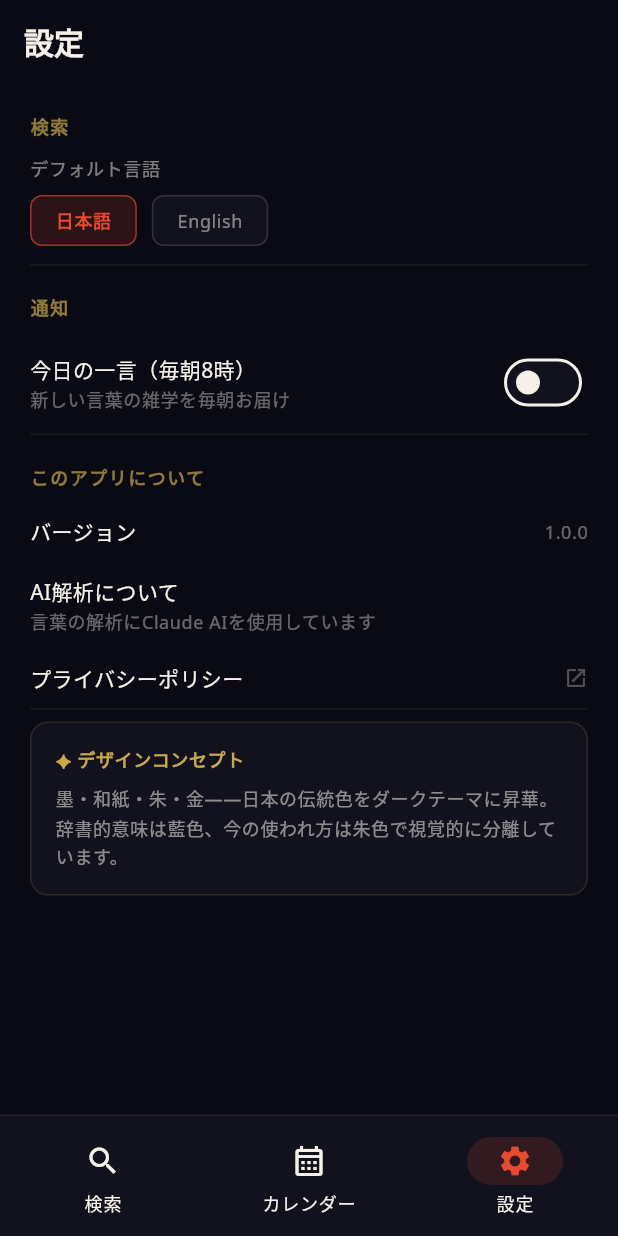
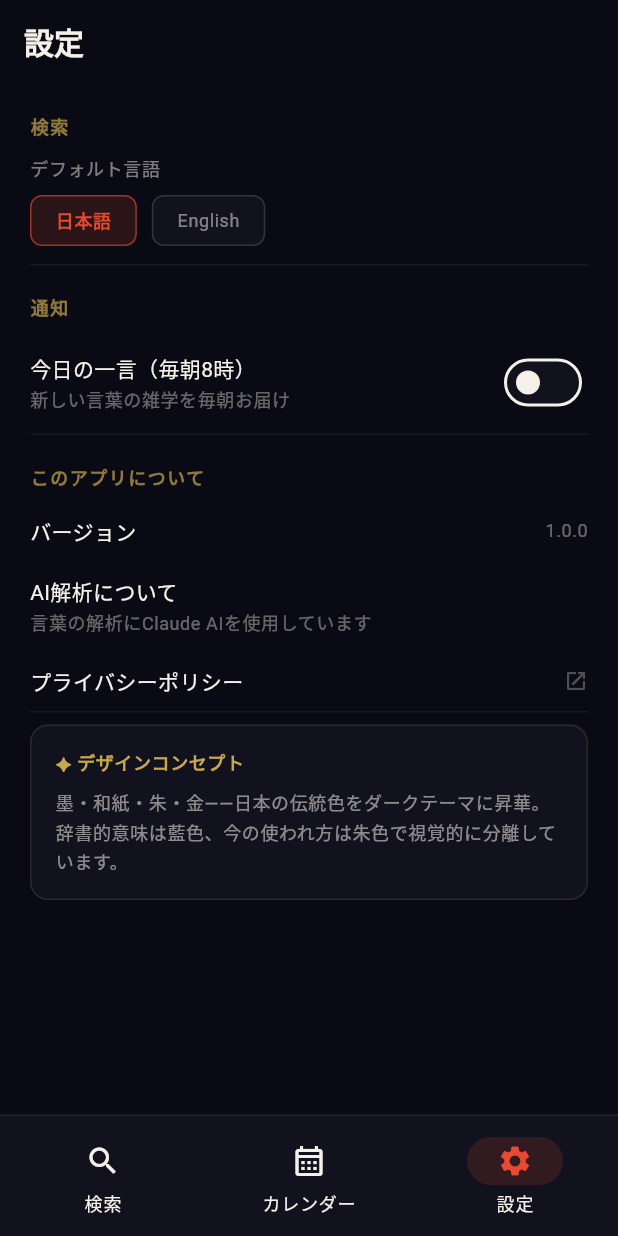
Before and after one commit to hajimaku/ima_no_jisho, a Flutter app: the screen it shows after launch, item 3 of the bottom bar chosen, on a phone screen of 412 x 824 dp. Run offline on Flutter 3.47's test engine with Material 3 defaults, Android fonts, the phone set to English and light mode, and no system bars; our stand-ins replace flutter_riverpod, go_router, shared_preferences; network calls fail; Roboto replaces fonts that are missing (Noto Sans JP, Noto Serif JP).

Commit message:
fix: Japanese font rendering with HTML renderer and Noto fonts

```diff
--- a/lib/app/theme.dart
+++ b/lib/app/theme.dart
@@ -1,5 +1,4 @@
 import 'package:flutter/material.dart';
-import 'package:google_fonts/google_fonts.dart';
 
 class AppColors {
   static const Color background = Color(0xFF0A0A14); // 墨
@@ -14,6 +13,9 @@ class AppColors {
 }
 
 class AppTheme {
+  static const String _serif = 'Noto Serif JP';
+  static const String _sans  = 'Noto Sans JP';
+
   static ThemeData get dark {
     return ThemeData(
       brightness: Brightness.dark,
@@ -29,57 +31,66 @@ class AppTheme {
         onSurface: AppColors.washi,
         onPrimary: AppColors.washi,
       ),
-      textTheme: TextTheme(
+      textTheme: const TextTheme(
         // 見出し：Noto Serif JP
-        displayLarge: GoogleFonts.notoSerif(
+        displayLarge: TextStyle(
+          fontFamily: _serif,
           color: AppColors.washi,
           fontSize: 28,
           fontWeight: FontWeight.w700,
         ),
-        displayMedium: GoogleFonts.notoSerif(
+        displayMedium: TextStyle(
+          fontFamily: _serif,
           color: AppColors.washi,
           fontSize: 22,
           fontWeight: FontWeight.w700,
         ),
-        headlineLarge: GoogleFonts.notoSerif(
+        headlineLarge: TextStyle(
+          fontFamily: _serif,
           color: AppColors.washi,
           fontSize: 20,
           fontWeight: FontWeight.w600,
         ),
-        headlineMedium: GoogleFonts.notoSerif(
+        headlineMedium: TextStyle(
+          fontFamily: _serif,
           color: AppColors.washi,
           fontSize: 18,
           fontWeight: FontWeight.w600,
         ),
-        // 本文：Noto Sans
-        bodyLarge: GoogleFonts.notoSans(
+        // 本文：Noto Sans JP
+        bodyLarge: TextStyle(
+          fontFamily: _sans,
           color: AppColors.washi,
           fontSize: 16,
         ),
-        bodyMedium: GoogleFonts.notoSans(
+        bodyMedium: TextStyle(
+          fontFamily: _sans,
           color: AppColors.washi,
           fontSize: 14,
         ),
-        bodySmall: GoogleFonts.notoSans(
+        bodySmall: TextStyle(
+          fontFamily: _sans,
           color: AppColors.washi,
           fontSize: 12,
         ),
-        labelLarge: GoogleFonts.notoSans(
+        labelLarge: TextStyle(
+          fontFamily: _sans,
           color: AppColors.washi,
           fontSize: 14,
           fontWeight: FontWeight.w500,
         ),
       ),
-      appBarTheme: AppBarTheme(
+      appBarTheme: const AppBarTheme(
         backgroundColor: AppColors.background,
         elevation: 0,
         centerTitle: false,
-        titleTextStyle: GoogleFonts.notoSerif(
+        titleTextStyle: TextStyle(
+          fontFamily: _serif,
           color: AppColors.washi,
           fontSize: 20,
           fontWeight: FontWeight.w700,
         ),
-        iconTheme: const IconThemeData(color: AppColors.washi),
+        iconTheme: IconThemeData(color: AppColors.washi),
       ),
       inputDecorationTheme: InputDecorationTheme(
         filled: true,
@@ -88,8 +99,9 @@ class AppTheme {
           borderRadius: BorderRadius.circular(12),
           borderSide: BorderSide.none,
         ),
-        hintStyle: GoogleFonts.notoSans(
-          color: AppColors.washi.withOpacity(0.4),
+        hintStyle: const TextStyle(
+          fontFamily: _sans,
+          color: Color(0x66F5F0E8),
           fontSize: 16,
         ),
       ),
--- a/pubspec.yaml
+++ b/pubspec.yaml
@@ -22,8 +22,5 @@ dev_dependencies:
     sdk: flutter
   flutter_lints: ^2.0.0
 
-dependency_overrides:
-  web: ^0.5.1
-
 flutter:
   uses-material-design: true
```
Also changed, not shown: pubspec.lock, 6 other files.
